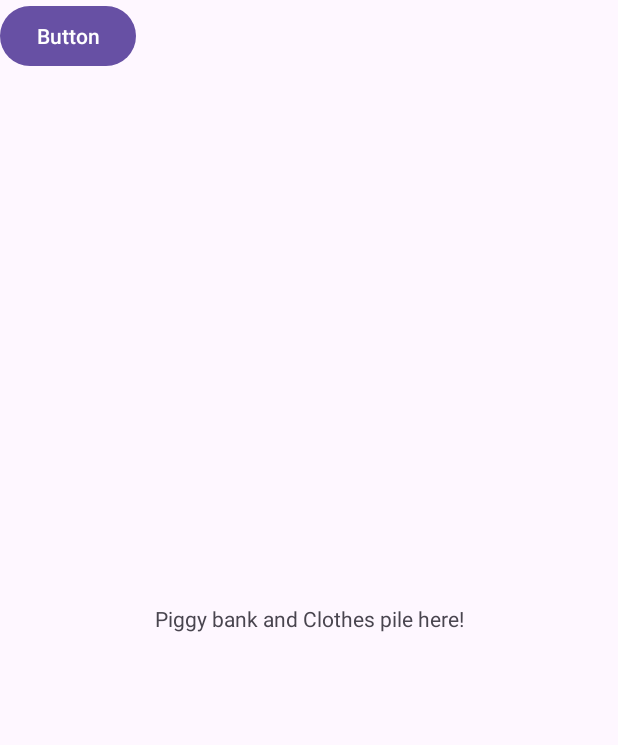
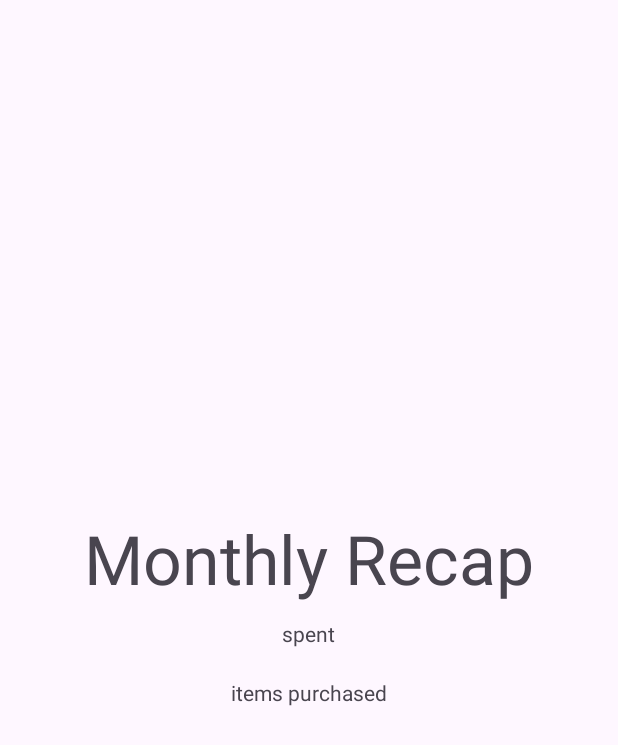
Before and after one commit to danFeller/SloFashion, an Android app: the screen it shows after launch (HomeActivity before the commit, MonthlyRecapActivity after it), after a tap on "Button", on a phone screen of 412 x 824 dp. Shown: the top 745 px of the screen. Run offline under Robolectric (Android 15) with nearby library versions, the phone set to English and light mode, and no system bars; our stand-ins replace Room's generated code; libraries missing offline, so code that uses them is left out: com.fatboyindustrial.gsonjavatime; 2 statements that could not run were skipped.

Commit message:
front end started

```diff
--- a/app/src/main/java/com/example/slofashion/HomeActivity.java
+++ b/app/src/main/java/com/example/slofashion/HomeActivity.java
@@ -38,7 +38,7 @@ public class HomeActivity extends AppCompatActivity {
 
     }
 
-    public void toMonthlyRecap(){
+    public void toMonthlyRecap(View v){
         Intent i = new Intent(this, MonthlyRecapActivity.class);
         startActivity(i);
     }
--- a/app/src/main/res/layout/activity_monthlyrecap.xml
+++ b/app/src/main/res/layout/activity_monthlyrecap.xml
@@ -6,13 +6,37 @@
     android:layout_height="match_parent"
     tools:context=".MonthlyRecapActivity">
 
-    <TextView
-        android:layout_width="wrap_content"
-        android:layout_height="wrap_content"
-        android:text="Hello World!"
-        app:layout_constraintBottom_toBottomOf="parent"
-        app:layout_constraintEnd_toEndOf="parent"
-        app:layout_constraintStart_toStartOf="parent"
-        app:layout_constraintTop_toTopOf="parent" />
+    <LinearLayout
+        android:layout_width="match_parent"
+        android:layout_height="match_parent"
+        android:orientation="vertical"
+        android:gravity="center"
+        app:layout_constraintTop_toTopOf="parent">
+
+        <TextView
+            android:id="@+id/monthlyRecapHeader"
+            android:layout_width="wrap_content"
+            android:layout_height="wrap_content"
+            android:text="Monthly Recap"
+            android:layout_gravity="center"
+            android:textAppearance="@style/TextAppearance.AppCompat.Display2"/>
+
+        <TextView
+            android:id="@+id/netMoneySpent"
+            android:layout_width="wrap_content"
+            android:layout_height="wrap_content"
+            android:layout_gravity="center"
+            android:text="spent"
+            android:layout_margin="10dp"/>
+
+        <TextView
+            android:id="@+id/itemsPurchased"
+            android:layout_width="wrap_content"
+            android:layout_height="wrap_content"
+            android:layout_gravity="center"
+            android:text="items purchased"
+            android:layout_margin="10dp"/>
+    </LinearLayout>
+
 
 </androidx.constraintlayout.widget.ConstraintLayout>
```
